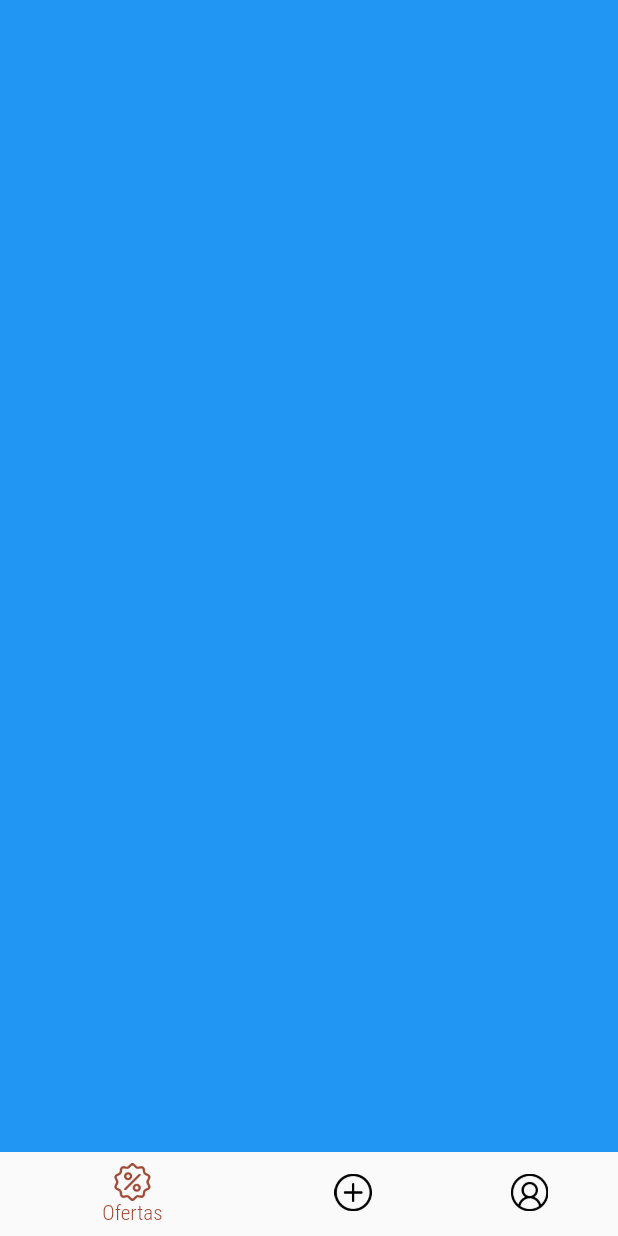
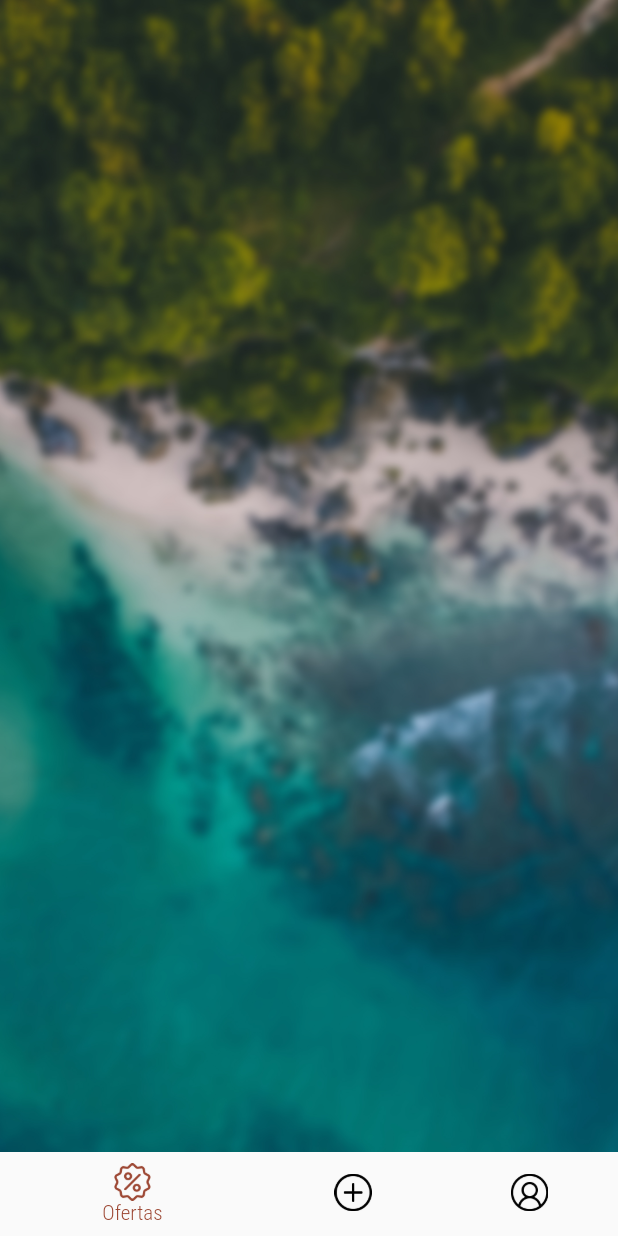
Before and after one commit to MiguelAngelLopezBlanca/My_Paradise_Main, a Flutter app: the screen it shows after launch, after a tap on "Acceder como invitado", on a phone screen of 412 x 824 dp. Run offline on Flutter 3.47's test engine with Material 2 defaults, Android fonts, the phone set to English and light mode, and no system bars; our stand-ins replace cloud_firestore, expandable, firebase_auth, firebase_core, image_picker; missing offline and left inert: flutter_cube; accounts and stored records are empty.

Commit message:
ofertas.dart

```diff
--- a/lib/bottomNavigationItem/ofertas.dart
+++ b/lib/bottomNavigationItem/ofertas.dart
@@ -63,7 +63,14 @@ class _ListadoOfertas extends State<ListadoOfertas> {
   @override
   Widget build(BuildContext context) {
     return Scaffold(
-      body: ListView.builder(
+      body: Container(
+        decoration: BoxDecoration(
+          image: DecorationImage(
+            image: AssetImage('assets/images/ofertasbck.jpg'),
+            fit: BoxFit.cover,
+          ),
+        ),
+        child: ListView.builder(
           itemCount: _ofertas.length,
           scrollDirection: Axis.vertical,
           itemBuilder: (context, index) {
@@ -124,7 +131,8 @@ class _ListadoOfertas extends State<ListadoOfertas> {
                                             textAlign: TextAlign.center,
                                             style: TextStyle(
                                               color: Colors.black45,
-                                            fontSize: returnResponsiveFontSize(
+                                              fontSize:
+                                                  returnResponsiveFontSize(
                                                       context, 18),
                                             ),
                                           ),
@@ -185,6 +193,7 @@ class _ListadoOfertas extends State<ListadoOfertas> {
             );
           },
         ),
+      ),
     );
   }
 }
```
Also changed, not shown: assets/images/ofertasbck.jpg (added). Lines whose indentation alone changed are shown as unchanged.
